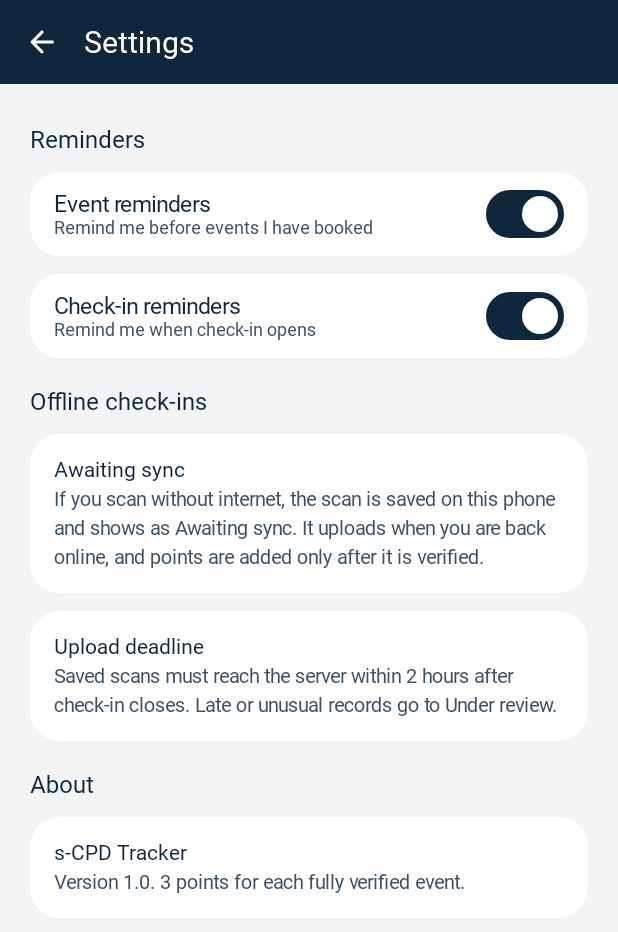
After one commit to k31k1w0n9/Group-M-sCPD-Tracker, an Android app built with Jetpack Compose: the composable SettingsScreen shown on its own in the app's theme, on a phone screen of 412 x 824 dp. The commit adds this screen. Shown: the top 932 px of the screen. Run offline under Robolectric (Android 15) with nearby library versions, the phone set to English and light mode, and no system bars; Roboto replaces fonts that are not available here.

Commit message:
Add Settings screen

```diff
--- a/app/src/main/java/com/example/scpd_tracker/ui/student/StudentShell.kt
+++ b/app/src/main/java/com/example/scpd_tracker/ui/student/StudentShell.kt
@@ -43,6 +43,7 @@ import com.example.scpd_tracker.ui.student.profile.ProfileRoute
 import com.example.scpd_tracker.ui.student.profile.ProfileViewModel
 import com.example.scpd_tracker.ui.student.progress.AttendanceHistoryRoute
 import com.example.scpd_tracker.ui.student.progress.ProgressRoute
+import com.example.scpd_tracker.ui.student.settings.SettingsScreen
 import com.example.scpd_tracker.ui.theme.ScpdTheme
 import androidx.compose.runtime.mutableStateOf
 import androidx.compose.runtime.saveable.rememberSaveable
@@ -58,6 +59,7 @@ object StudentRoutes {
     const val CHECK_IN = "checkIn/{eventId}"
     const val HISTORY = "history"
     const val EDIT_INTERESTS = "editInterests"
+    const val SETTINGS = "settings"
 
     fun event(id: String) = "event/$id"
     fun checkIn(id: String) = "checkIn/$id"
@@ -147,8 +149,13 @@ private fun StudentNavHost(nav: NavHostController, onSignOut: () -> Unit) {
         composable(StudentRoutes.PROGRESS) { ProgressRoute(onHistory = { nav.navigate(StudentRoutes.HISTORY) }) }
         composable(StudentRoutes.HISTORY) { AttendanceHistoryRoute(onBack = { nav.popBackStack() }) }
         composable(StudentRoutes.PROFILE) {
-            ProfileRoute(onEditInterests = { nav.navigate(StudentRoutes.EDIT_INTERESTS) }, onSignOut = onSignOut)
+            ProfileRoute(
+                onEditInterests = { nav.navigate(StudentRoutes.EDIT_INTERESTS) },
+                onSignOut = onSignOut,
+                onOpenSettings = { nav.navigate(StudentRoutes.SETTINGS) },
+            )
         }
+        composable(StudentRoutes.SETTINGS) { SettingsScreen(onBack = { nav.popBackStack() }) }
         composable(StudentRoutes.EDIT_INTERESTS) {
             val vm = scpdViewModel { c, _ -> ProfileViewModel(c.auth, c.attendance) }
             val profile by vm.state.collectAsStateWithLifecycle()
--- a/app/src/main/java/com/example/scpd_tracker/ui/student/profile/ProfileScreen.kt
+++ b/app/src/main/java/com/example/scpd_tracker/ui/student/profile/ProfileScreen.kt
@@ -9,6 +9,7 @@ import androidx.compose.material.icons.Icons
 import androidx.compose.material.icons.automirrored.rounded.Logout
 import androidx.compose.material.icons.rounded.BugReport
 import androidx.compose.material.icons.rounded.Interests
+import androidx.compose.material.icons.rounded.Settings
 import androidx.compose.material.icons.rounded.VerifiedUser
 import androidx.compose.material3.*
 import androidx.compose.runtime.*
@@ -24,11 +25,11 @@ import com.example.scpd_tracker.ui.student.ShellTopBar
 import com.example.scpd_tracker.ui.theme.ScpdTheme
 
 @Composable
-internal fun ProfileRoute(onEditInterests: () -> Unit, onSignOut: () -> Unit) {
+internal fun ProfileRoute(onEditInterests: () -> Unit, onSignOut: () -> Unit, onOpenSettings: () -> Unit = {}) {
     val vm = scpdViewModel { c, _ -> ProfileViewModel(c.auth, c.attendance) }
     val state by vm.state.collectAsStateWithLifecycle()
     LaunchedEffect(state.signOutConfirmed) { if (state.signOutConfirmed) onSignOut() }
-    ProfileScreen(state, onEditInterests, vm::requestSignOut, vm::confirmSignOut, vm::dismissSignOut)
+    ProfileScreen(state, onEditInterests, vm::requestSignOut, vm::confirmSignOut, vm::dismissSignOut, onOpenSettings)
 }
 
 @Composable
@@ -38,6 +39,7 @@ internal fun ProfileScreen(
     onSignOut: () -> Unit,
     onConfirmSignOut: () -> Unit,
     onDismissSignOut: () -> Unit,
+    onOpenSettings: () -> Unit = {},
 ) {
     val spacing = ScpdTheme.spacing
     val colors = MaterialTheme.colorScheme
@@ -59,6 +61,7 @@ internal fun ProfileScreen(
                     TagChip("Account verified", colors.secondaryContainer, colors.onSecondaryContainer, Icons.Rounded.VerifiedUser)
                     Spacer(Modifier.height(spacing.space2))
                     ActionRow("Interests", Icons.Rounded.Interests, onEditInterests, supporting = state.interests.joinToString(", ").ifEmpty { "None chosen" })
+                    ActionRow("Settings", Icons.Rounded.Settings, onOpenSettings, supporting = "Reminders and offline check-ins")
                     ActionRow(
                         "Sign out", Icons.AutoMirrored.Rounded.Logout, onSignOut, tint = colors.error,
                         supporting = if (state.pendingCount > 0) "${state.pendingCount} check-ins still on this phone" else null,
--- /dev/null
+++ b/app/src/main/java/com/example/scpd_tracker/ui/student/settings/SettingsScreen.kt
@@ -0,0 +1,116 @@
+package com.example.scpd_tracker.ui.student.settings
+
+import androidx.compose.foundation.background
+import androidx.compose.foundation.layout.Arrangement
+import androidx.compose.foundation.layout.Column
+import androidx.compose.foundation.layout.Row
+import androidx.compose.foundation.layout.fillMaxSize
+import androidx.compose.foundation.layout.fillMaxWidth
+import androidx.compose.foundation.layout.heightIn
+import androidx.compose.foundation.layout.padding
+import androidx.compose.foundation.rememberScrollState
+import androidx.compose.foundation.selection.toggleable
+import androidx.compose.foundation.verticalScroll
+import androidx.compose.material3.MaterialTheme
+import androidx.compose.material3.Surface
+import androidx.compose.material3.Switch
+import androidx.compose.material3.Text
+import androidx.compose.runtime.Composable
+import androidx.compose.runtime.getValue
+import androidx.compose.runtime.mutableStateOf
+import androidx.compose.runtime.saveable.rememberSaveable
+import androidx.compose.runtime.setValue
+import androidx.compose.ui.Alignment
+import androidx.compose.ui.Modifier
+import androidx.compose.ui.semantics.Role
+import androidx.compose.ui.semantics.heading
+import androidx.compose.ui.semantics.semantics
+import androidx.compose.ui.unit.dp
+import com.example.scpd_tracker.BuildConfig
+import com.example.scpd_tracker.domain.Policy
+import com.example.scpd_tracker.ui.components.ReadableWidth
+import com.example.scpd_tracker.ui.student.ShellTopBar
+import com.example.scpd_tracker.ui.theme.ScpdTheme
+
+/**
+ * Student settings: reminders, how offline check-ins work, and app info.
+ * The reminder switches only change this screen for now; saving them is a later step.
+ */
+@Composable
+internal fun SettingsScreen(onBack: () -> Unit) {
+    val spacing = ScpdTheme.spacing
+    val colors = MaterialTheme.colorScheme
+    var eventReminders by rememberSaveable { mutableStateOf(true) }
+    var checkInReminders by rememberSaveable { mutableStateOf(true) }
+
+    Column(Modifier.fillMaxSize().background(colors.background)) {
+        ShellTopBar("Settings", onBack = onBack)
+        Column(Modifier.weight(1f).verticalScroll(rememberScrollState())) {
+            ReadableWidth {
+                Column(Modifier.padding(spacing.gutter), verticalArrangement = Arrangement.spacedBy(spacing.space3)) {
+                    SectionTitle("Reminders")
+                    SwitchRow("Event reminders", "Remind me before events I have booked", eventReminders) { eventReminders = it }
+                    SwitchRow("Check-in reminders", "Remind me when check-in opens", checkInReminders) { checkInReminders = it }
+
+                    SectionTitle("Offline check-ins")
+                    InfoCard(
+                        "Awaiting sync",
+                        "If you scan without internet, the scan is saved on this phone and shows as Awaiting sync. " +
+                            "It uploads when you are back online, and points are added only after it is verified.",
+                    )
+                    InfoCard(
+                        "Upload deadline",
+                        "Saved scans must reach the server within ${Policy.OFFLINE_UPLOAD_WINDOW.toHours()} hours after check-in closes. " +
+                            "Late or unusual records go to Under review.",
+                    )
+
+                    SectionTitle("About")
+                    InfoCard("s-CPD Tracker", "Version ${BuildConfig.VERSION_NAME}. ${Policy.POINTS_PER_EVENT} points for each fully verified event.")
+                }
+            }
+        }
+    }
+}
+
+@Composable
+private fun SectionTitle(text: String) {
+    Text(
+        text,
+        Modifier.padding(top = ScpdTheme.spacing.space2).semantics { heading() },
+        style = MaterialTheme.typography.titleMedium,
+    )
+}
+
+@Composable
+private fun SwitchRow(title: String, supporting: String, checked: Boolean, onChange: (Boolean) -> Unit) {
+    val spacing = ScpdTheme.spacing
+    val colors = MaterialTheme.colorScheme
+    Surface(color = colors.surfaceContainerLowest, shape = MaterialTheme.shapes.large) {
+        Row(
+            Modifier.fillMaxWidth().heightIn(min = 56.dp)
+                .toggleable(value = checked, role = Role.Switch, onValueChange = onChange)
+                .padding(horizontal = spacing.space4, vertical = spacing.space3),
+            horizontalArrangement = Arrangement.spacedBy(spacing.space3),
+            verticalAlignment = Alignment.CenterVertically,
+        ) {
+            Column(Modifier.weight(1f)) {
+                Text(title, style = MaterialTheme.typography.bodyLarge)
+                Text(supporting, style = MaterialTheme.typography.bodySmall, color = colors.onSurfaceVariant)
+            }
+            // The row handles the tap, so the switch itself is display-only.
+            Switch(checked = checked, onCheckedChange = null)
+        }
+    }
+}
+
+@Composable
+private fun InfoCard(title: String, body: String) {
+    val spacing = ScpdTheme.spacing
+    val colors = MaterialTheme.colorScheme
+    Surface(Modifier.fillMaxWidth(), color = colors.surfaceContainerLowest, shape = MaterialTheme.shapes.large) {
+        Column(Modifier.padding(spacing.space4), verticalArrangement = Arrangement.spacedBy(spacing.space1)) {
+            Text(title, style = MaterialTheme.typography.titleSmall)
+            Text(body, style = MaterialTheme.typography.bodyMedium, color = colors.onSurfaceVariant)
+        }
+    }
+}
```
